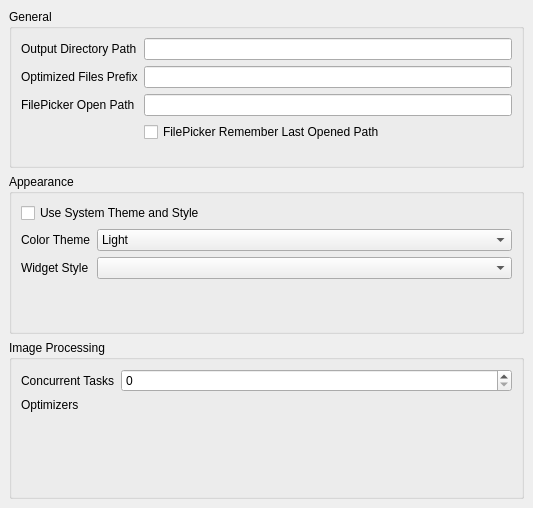
Before: the Qt Designer form src/preferenceswidget.ui in keshavbhatt/pixelbatch, drawn with Qt 5.
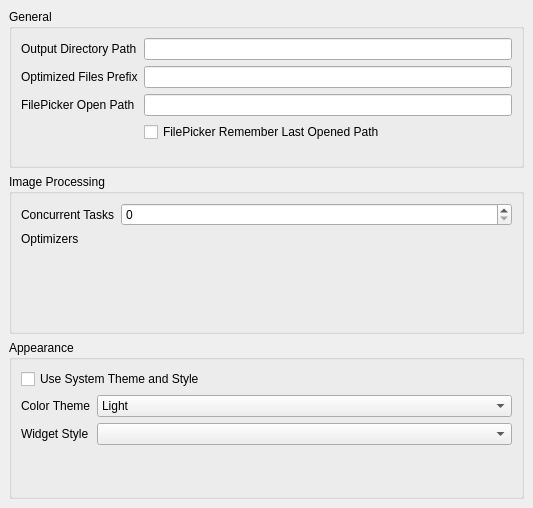
After: the same form once the commit is applied.

Commit message: chore: reorganize prefwidget

What changed in the file:
```diff
--- a/src/preferenceswidget.ui
+++ b/src/preferenceswidget.ui
@@ -116,6 +116,39 @@
          </layout>
         </widget>
        </item>
+       <item>
+        <widget class="QGroupBox" name="groupBox_2">
+         <property name="title">
+          <string>Image Processing</string>
+         </property>
+         <layout class="QVBoxLayout" name="verticalLayout_4">
+          <item>
+           <layout class="QFormLayout" name="formLayout_2">
+            <item row="0" column="0">
+             <widget class="QLabel" name="label_3">
+              <property name="text">
+               <string>Concurrent Tasks</string>
+              </property>
+             </widget>
+            </item>
+            <item row="0" column="1">
+             <widget class="QSpinBox" name="concurrentTasksSpinBox"/>
+            </item>
+            <item row="1" column="0">
+             <widget class="QLabel" name="label_6">
+              <property name="text">
+               <string>Optimizers</string>
+              </property>
+             </widget>
+            </item>
+            <item row="1" column="1">
+             <layout class="QVBoxLayout" name="formatPrefVerticalLayout"/>
+            </item>
+           </layout>
+          </item>
+         </layout>
+        </widget>
+       </item>
        <item>
         <widget class="QGroupBox" name="appearanceGroupBox">
          <property name="title">
@@ -170,39 +203,6 @@
          </layout>
         </widget>
        </item>
-       <item>
-        <widget class="QGroupBox" name="groupBox_2">
-         <property name="title">
-          <string>Image Processing</string>
-         </property>
-         <layout class="QVBoxLayout" name="verticalLayout_4">
-          <item>
-           <layout class="QFormLayout" name="formLayout_2">
-            <item row="0" column="0">
-             <widget class="QLabel" name="label_3">
-              <property name="text">
-               <string>Concurrent Tasks</string>
-              </property>
-             </widget>
-            </item>
-            <item row="0" column="1">
-             <widget class="QSpinBox" name="concurrentTasksSpinBox"/>
-            </item>
-            <item row="1" column="0">
-             <widget class="QLabel" name="label_6">
-              <property name="text">
-               <string>Optimizers</string>
-              </property>
-             </widget>
-            </item>
-            <item row="1" column="1">
-             <layout class="QVBoxLayout" name="formatPrefVerticalLayout"/>
-            </item>
-           </layout>
-          </item>
-         </layout>
-        </widget>
-       </item>
       </layout>
      </widget>
     </widget>
```
Left out of the diff: 6 changed lines with no effect on the pictures.
